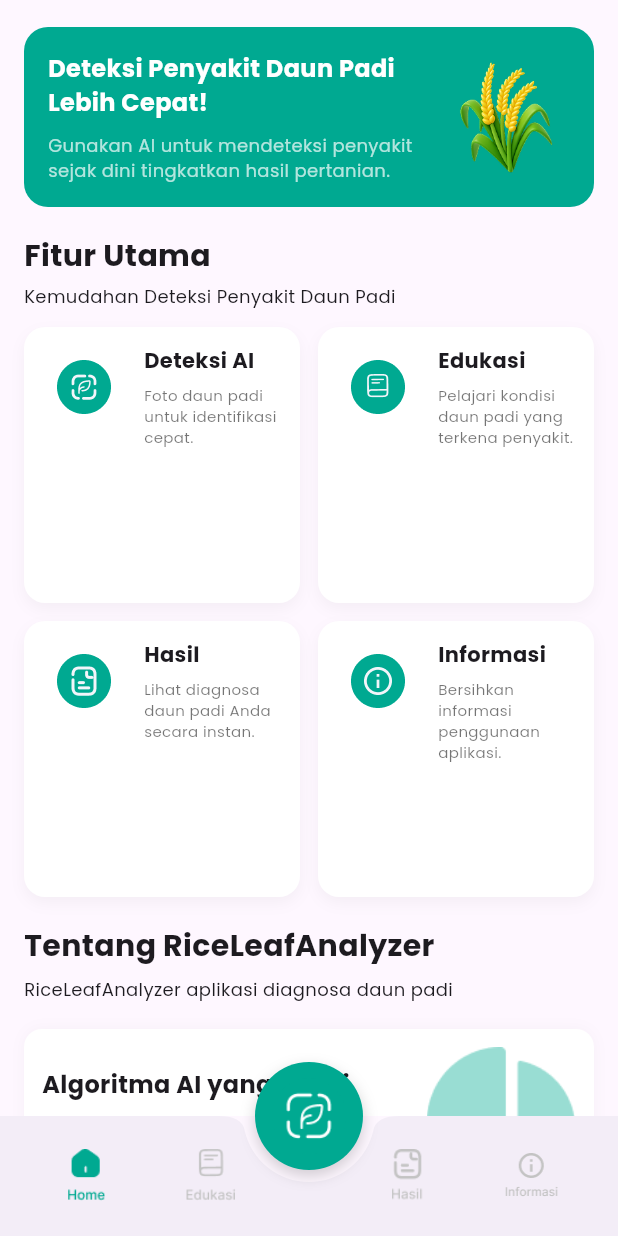
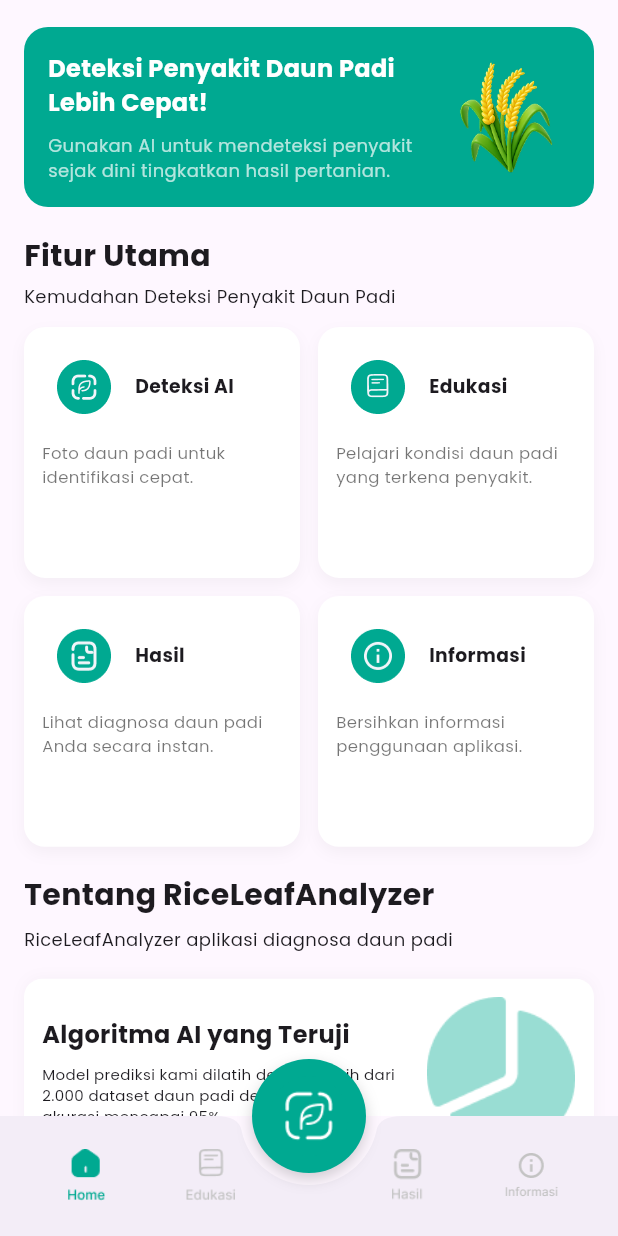
Before and after one commit to rakanatha2004/riceleafanalyzer, a Flutter app: the screen it shows after launch, on a phone screen of 412 x 824 dp. Run offline on Flutter 3.47's test engine with Material 3 defaults, Android fonts, the phone set to English and light mode, and no system bars; our stand-ins replace google_fonts.

Commit message:
Add: Home Done

```diff
--- a/lib/pages/home.dart
+++ b/lib/pages/home.dart
@@ -52,8 +52,8 @@
       String assetPath,
       String title,
       String subtitle, {
-      double titleSize = 16,
-      double subtitleSize = 12,
+      double titleSize = 12.5,
+      double subtitleSize = 11,
       bool showBadge = false,
     }) {
       return Container(
@@ -69,8 +69,11 @@
             ),
           ],
         ),
-        child: Row(
+        child: Column(
           crossAxisAlignment: CrossAxisAlignment.start,
+          children: [
+            Row(
+              crossAxisAlignment: CrossAxisAlignment.center,
               children: [
                 // icon area: either a circular badge with image or the plain image (no border)
                 if (showBadge)
@@ -101,27 +104,28 @@
                       ),
                     ),
                   ),
-            const SizedBox(width: 12),
-            Expanded(
-              child: Column(
-                crossAxisAlignment: CrossAxisAlignment.start,
-                children: [
-                  Text(
+                const SizedBox(width: 6),
+                Flexible(
+                  child: Text(
                     title,
                     style: GoogleFonts.poppins(
                       fontSize: titleSize,
                       fontWeight: FontWeight.w700,
                     ),
+                    // keep title unindented and allow wrapping if needed
+                    maxLines: 2,
+                    overflow: TextOverflow.ellipsis,
                   ),
-                  const SizedBox(height: 6),
+                ),
+              ],
+            ),
+            const SizedBox(height: 8),
+            // subtitle below both icon and title
             Text(
               subtitle,
               style: GoogleFonts.poppins(
                 fontSize: subtitleSize,
                 color: Colors.black54,
-                    ),
-                  ),
-                ],
               ),
             ),
           ],
@@ -219,35 +223,35 @@
               crossAxisCount: 2,
               crossAxisSpacing: 12,
               mainAxisSpacing: 12,
-              childAspectRatio: 1,
+              childAspectRatio: 1.1,
               children: [
                 featureCard(
                   'assets/icon/icondeteksi.png',
                   'Deteksi AI',
                   'Foto daun padi untuk identifikasi cepat.',
-                  titleSize: 14,
-                  subtitleSize: 10,
+                  // titleSize: 12,
+                  // subtitleSize: 10,
                 ),
                 featureCard(
                   'assets/icon/iconedukasi.png',
                   'Edukasi',
                   'Pelajari kondisi daun padi yang terkena penyakit.',
-                  titleSize: 14,
-                  subtitleSize: 10,
+                  // titleSize: 12,
+                  // subtitleSize: 10,
                 ),
                 featureCard(
                   'assets/icon/iconhasil.png',
                   'Hasil',
                   'Lihat diagnosa daun padi Anda secara instan.',
-                  titleSize: 14,
-                  subtitleSize: 10,
+                  // titleSize: 12,
+                  // subtitleSize: 10,
                 ),
                 featureCard(
                   'assets/icon/iconinformasi.png',
                   'Informasi',
                   'Bersihkan informasi penggunaan aplikasi.',
-                  titleSize: 14,
-                  subtitleSize: 10,
+                  // titleSize: 12,
+                  // subtitleSize: 10,
                 ),
               ],
             ),
@@ -320,31 +324,133 @@
                                 shape: BoxShape.circle,
                                 color: const Color(0x2600A991),
                               ),
-                              // child: const Center(
-                              //   child: Icon(
-                              //     Icons.pie_chart,
-                              //     color: Colors.white,
-                              //   ),
-                              // ),
                             ),
                           ),
                         ),
-                        // Column(
-                        //   mainAxisSize: MainAxisSize.min,
-                        //   children: [
-                        //     Text(
-                        //       '95%',
-                        //       style: GoogleFonts.poppins(
-                        //         fontSize: 16,
-                        //         fontWeight: FontWeight.bold,
-                        //       ),
-                        //     ),
-                        //     Text(
-                        //       'Akurasi',
-                        //       style: GoogleFonts.poppins(fontSize: 12),
-                        //     ),
-                        //   ],
-                        // ),
+                      ],
+                    ),
+                  ),
+                ],
+              ),
+            ),
+
+            const SizedBox(height: 10),
+
+            // Analisi Faktor Risiko Komprehensif
+            Container(
+              padding: const EdgeInsets.symmetric(vertical: 12, horizontal: 12),
+              decoration: BoxDecoration(
+                color: Colors.white,
+                borderRadius: BorderRadius.circular(12),
+                boxShadow: [
+                  BoxShadow(color: const Color(0x08000000), blurRadius: 8),
+                ],
+              ),
+              child: Row(
+                children: [
+                  Expanded(
+                    child: Column(
+                      crossAxisAlignment: CrossAxisAlignment.start,
+                      children: [
+                        Text(
+                          'Analisi Faktor Risiko Komprehensif',
+                          style: GoogleFonts.poppins(
+                            fontSize: 16,
+                            fontWeight: FontWeight.bold,
+                          ),
+                        ),
+                        const SizedBox(height: 8),
+                        Text(
+                          'Kami menganalisis 4 jenis penyakit pada daun padi yang terbukti secara ilmiah.',
+                          style: GoogleFonts.poppins(fontSize: 10),
+                        ),
+                      ],
+                    ),
+                  ),
+                  const SizedBox(width: 12),
+                  SizedBox(
+                    width: 100,
+                    height: 100,
+                    child: Stack(
+                      alignment: Alignment.center,
+                      children: [
+                        // Replace circular progress with piechart image asset
+                        SizedBox(
+                          width: 100,
+                          height: 100,
+                          child: Image.asset(
+                            'assets/sawit.png',
+                            fit: BoxFit.contain,
+                            errorBuilder: (ctx, err, st) => Container(
+                              decoration: BoxDecoration(
+                                shape: BoxShape.circle,
+                                color: const Color(0x2600A991),
+                              ),
+                            ),
+                          ),
+                        ),
+                      ],
+                    ),
+                  ),
+                ],
+              ),
+            ),
+
+            const SizedBox(height: 10),
+
+            // Saran Pencegahan & Penanganan
+            Container(
+              padding: const EdgeInsets.symmetric(vertical: 12, horizontal: 12),
+              decoration: BoxDecoration(
+                color: Colors.white,
+                borderRadius: BorderRadius.circular(12),
+                boxShadow: [
+                  BoxShadow(color: const Color(0x08000000), blurRadius: 8),
+                ],
+              ),
+              child: Row(
+                children: [
+                  Expanded(
+                    child: Column(
+                      crossAxisAlignment: CrossAxisAlignment.start,
+                      children: [
+                        Text(
+                          'Saran Pencegahan & Penanganan',
+                          style: GoogleFonts.poppins(
+                            fontSize: 16,
+                            fontWeight: FontWeight.bold,
+                          ),
+                        ),
+                        const SizedBox(height: 8),
+                        Text(
+                          'Memberikan rekomendasi tindakan yang tepat untuk mencegah penyakit dan menjaga kesehatan tanaman padi Anda.',
+                          style: GoogleFonts.poppins(fontSize: 10),
+                        ),
+                      ],
+                    ),
+                  ),
+                  const SizedBox(width: 12),
+                  SizedBox(
+                    width: 100,
+                    height: 100,
+                    child: Stack(
+                      alignment: Alignment.center,
+                      children: [
+                        // Replace circular progress with piechart image asset
+                        SizedBox(
+                          width: 100,
+                          height: 100,
+                          child: Image.asset(
+                            'assets/lampu.png',
+                            fit: BoxFit.contain,
+                            errorBuilder: (ctx, err, st) => Container(
+                              decoration: BoxDecoration(
+                                shape: BoxShape.circle,
+                                color: const Color(0x2600A991),
+                              ),
+                            ),
+                          ),
+                        ),
                       ],
                     ),
                   ),
--- a/lib/widget/bottom_navbar.dart
+++ b/lib/widget/bottom_navbar.dart
@@ -173,7 +173,7 @@
     super.key,
     required this.onTap,
     this.asset = 'assets/icon/scan.png',
-    this.size = 72,
+    this.size = 76,
     this.showShadow = true,
   });
 
--- a/pubspec.yaml
+++ b/pubspec.yaml
@@ -63,6 +63,8 @@
     - assets/icon3.png
     - assets/Icon5.png
     - assets/piechart.png
+    - assets/sawit.png
+    - assets/lampu.png
     - assets/icon/edukasi.png
     - assets/icon/edukasi-aktif.png
     - assets/icon/hasil.png
```
Also changed, not shown: assets/lampu.png (added), assets/sawit.png (added). Lines whose indentation alone changed are shown as unchanged.
